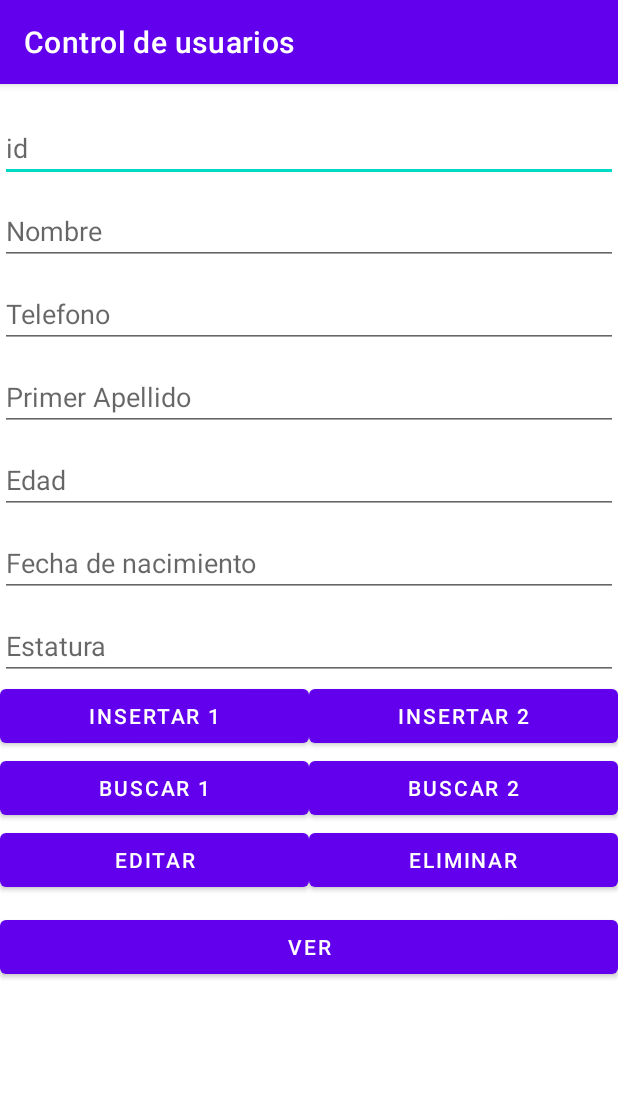
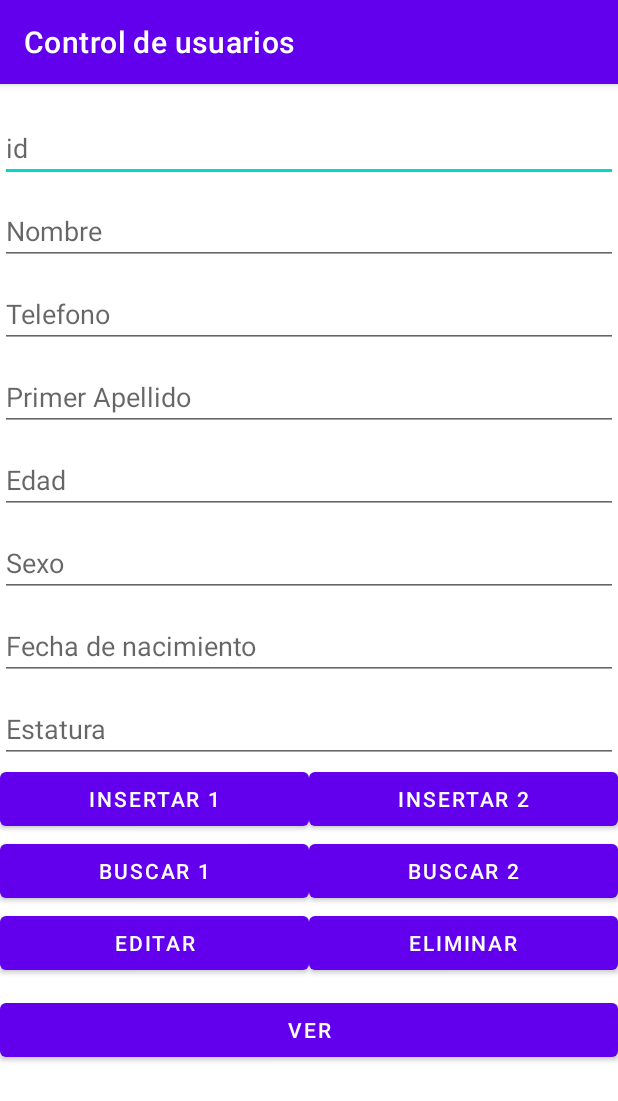
Before and after one commit to VISOSO2403/DBlocalAndroid, an Android app: the screen it shows after launch (MainActivity), on a phone screen of 412 x 824 dp. Shown: the top 1101 px of the screen. Run offline under Robolectric (Android 15) with nearby library versions, the phone set to English and light mode, and no system bars.

Commit message:
Variables añadidas

```diff
--- a/app/src/main/java/com/example/dbproyect/MainActivity.java
+++ b/app/src/main/java/com/example/dbproyect/MainActivity.java
@@ -14,7 +14,7 @@ import android.widget.Toast;
 
 public class MainActivity extends AppCompatActivity implements View.OnClickListener {
 
-    EditText id, nombre, telefono;
+    EditText id, nombre, telefono, apellido, edad, sexo, fecha, estatura;
     Button insertar1, insertar2, buscar1, buscar2, editar, eliminar, ver;
     Conexion conexion;
     Intent i;
@@ -28,6 +28,11 @@ public class MainActivity extends AppCompatActivity implements View.OnClickListe
         id = findViewById(R.id.etxtcampoid);
         nombre = findViewById(R.id.etxtnombre);
         telefono = findViewById(R.id.etxttelefono);
+        apellido = findViewById(R.id.etxtapellido);
+        edad = findViewById(R.id.etxtedad);
+        sexo = findViewById(R.id.etxtsexo);
+        fecha = findViewById(R.id.etxtfecha);
+        estatura = findViewById(R.id.etxtestatura);
 
         insertar1 = findViewById(R.id.btninsertar1);
         insertar2 = findViewById(R.id.btninsertar2);
@@ -85,6 +90,7 @@ public class MainActivity extends AppCompatActivity implements View.OnClickListe
         ContentValues valores = new ContentValues();
         valores.put(Variables.CAMPO_NOMBRE, nombre.getText().toString());
         valores.put(Variables.CAMPO_TELEFONO, telefono.getText().toString());
+
 
         long id = db.insert(Variables.NOMBRE_TABLA, Variables.CAMPO_ID, valores);
         //Toast.makeText(this, "id: "+id, Toast.LENGTH_LONG).show();
--- a/app/src/main/java/com/example/dbproyect/Variables.java
+++ b/app/src/main/java/com/example/dbproyect/Variables.java
@@ -6,6 +6,11 @@ public class Variables {
     public static final String CAMPO_ID = "id";
     public static final String CAMPO_NOMBRE = "nombre";
     public static final String CAMPO_TELEFONO = "telefono";
+    public static final String CAMPO_APELLIDO = "apellido";
+    public static final String CAMPO_EDAD = "edad";
+    public static final String CAMPO_SEXO = "sexo";
+    public static final String CAMPO_FECHA = "fecha";
+    public static final String CAMPO_ESTATURA = "estatura";
     public static final String CREAR_TABLA = "CREATE TABLE "+NOMBRE_TABLA+
             "("+CAMPO_ID+" INTEGER PRIMARY KEY AUTOINCREMENT, "+CAMPO_NOMBRE+ " TEXT, "+CAMPO_TELEFONO+ " TEXT)";
     public static final String ELIMINAR_TABLA = "DROP TABLE IF EXIST "+NOMBRE_TABLA;
--- a/app/src/main/res/layout/activity_main.xml
+++ b/app/src/main/res/layout/activity_main.xml
@@ -49,6 +49,13 @@
             android:hint="Edad"
             android:inputType="number"
             android:id="@+id/etxtedad" />
+
+        <EditText
+            android:layout_width="match_parent"
+            android:layout_height="wrap_content"
+            android:layout_marginTop="10dp"
+            android:hint="Sexo"
+            android:id="@+id/etxtsexo" />
 
         <EditText
             android:layout_width="match_parent"
```
